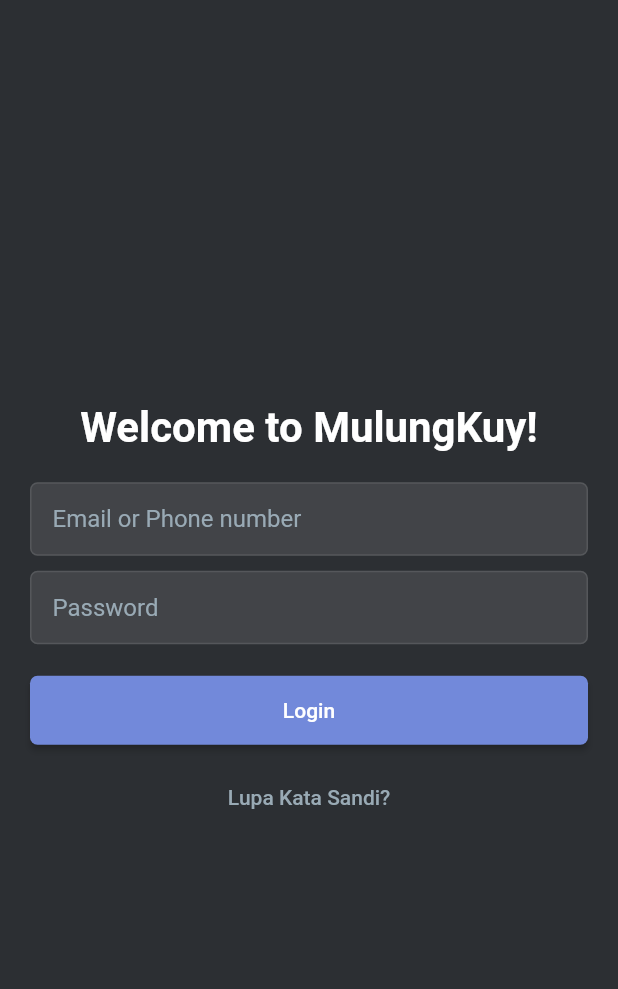
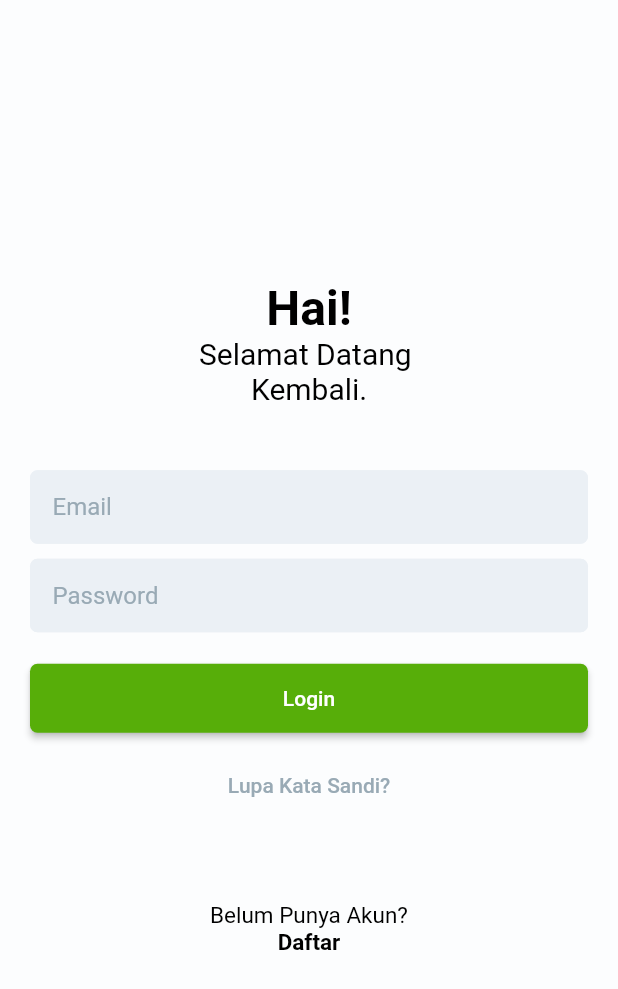
Before and after one commit to azzam76/MulungKuy, a Flutter app: the screen it shows after launch, on a phone screen of 412 x 824 dp. Shown: the top 989 px of the screen. Run offline on Flutter 3.47's test engine with Material 2 defaults, Android fonts, the phone set to English and light mode, and no system bars.

Commit message:
#2 Login page

```diff
--- a/mulungkuy/lib/main.dart
+++ b/mulungkuy/lib/main.dart
@@ -10,7 +10,7 @@ class LoginPage extends StatelessWidget {
     return MaterialApp(
       title: 'Discord Login',
       home: Scaffold(
-        backgroundColor: Color(0xFF2C2F33),
+        backgroundColor: Color(0xFFFCFDFE),
         body: Center(
           child: Container(
             margin: EdgeInsets.all(20.0),
@@ -18,25 +18,33 @@ class LoginPage extends StatelessWidget {
               mainAxisAlignment: MainAxisAlignment.center,
               children: <Widget>[
                 Text(
-                  'Welcome to MulungKuy!',
+                  'Hai!',
                   style: TextStyle(
-                    fontSize: 28.0,
-                    color: Colors.white,
+                    fontSize: 32.0,
+                    color: Color.fromARGB(255, 0, 0, 0),
                     fontWeight: FontWeight.bold,
+                  ),
+                ),
+                Text(
+                  'Selamat Datang \n       Kembali.\n',
+                  style: TextStyle(
+                    fontSize: 20.0,
+                    color: Color.fromARGB(255, 0, 0, 0),
+                    fontWeight: FontWeight.normal,
                   ),
                 ),
                 SizedBox(height: 20.0),
                 TextField(
-                  style: TextStyle(color: Colors.white),
+                  style: TextStyle(color: Color.fromARGB(255, 0, 0, 0)),
                   decoration: InputDecoration(
-                    hintText: 'Email or Phone number',
+                    hintText: 'Email',
                     hintStyle: TextStyle(color: Color(0xFF99AAB5)),
                     filled: true,
-                    fillColor: Colors.white.withOpacity(0.1),
+                    fillColor: Color(0xFFEBF0F5),
                     contentPadding: EdgeInsets.all(15.0),
                     enabledBorder: OutlineInputBorder(
                       borderSide: BorderSide(
-                        color: Colors.white.withOpacity(0.1),
+                        color: Color(0xFFEBF0F5),
                       ),
                       borderRadius: BorderRadius.circular(5.0),
                     ),
@@ -48,16 +56,16 @@ class LoginPage extends StatelessWidget {
                 ),
                 SizedBox(height: 10.0),
                 TextField(
-                  style: TextStyle(color: Colors.white),
+                  style: TextStyle(color: Color.fromARGB(255, 0, 0, 0)),
                   decoration: InputDecoration(
                     hintText: 'Password',
                     hintStyle: TextStyle(color: Color(0xFF99AAB5)),
                     filled: true,
-                    fillColor: Colors.white.withOpacity(0.1),
+                    fillColor: Color(0xFFEBF0F5),
                     contentPadding: EdgeInsets.all(15.0),
                     enabledBorder: OutlineInputBorder(
                       borderSide: BorderSide(
-                        color: Colors.white.withOpacity(0.1),
+                        color: Color(0xFFEBF0F5),
                       ),
                       borderRadius: BorderRadius.circular(5.0),
                     ),
@@ -75,7 +83,7 @@ class LoginPage extends StatelessWidget {
                     onPressed: () {},
                     child: Text('Login'),
                     style: ElevatedButton.styleFrom(
-                      primary: Color(0xFF7289DA),
+                      primary: Color(0xFF57AE09),
                       shape: RoundedRectangleBorder(
                         borderRadius: BorderRadius.circular(5.0),
                       ),
@@ -93,6 +101,22 @@ class LoginPage extends StatelessWidget {
                     ),
                   ),
                 ),
+                Text(
+                  '\n\n\nBelum Punya Akun?',
+                  style: TextStyle(
+                    fontSize: 15.0,
+                    color: Color.fromARGB(255, 0, 0, 0),
+                    fontWeight: FontWeight.normal,
+                  ),
+                ),
+                Text(
+                  'Daftar',
+                  style: TextStyle(
+                    fontSize: 15.0,
+                    color: Color.fromARGB(255, 0, 0, 0),
+                    fontWeight: FontWeight.bold,
+                  ),
+                ),
               ],
             ),
           ),
```
Also changed, not shown: 1 other file.
